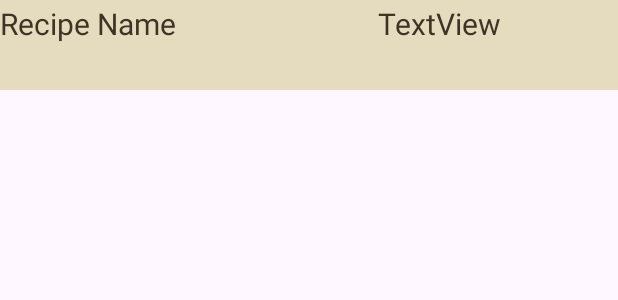
After one commit to Nomuron/happireshipi_mobile, an Android app: the layout selected_recipe_with_portions_tile.xml on its own in the app's theme, with its tools: preview values and no code run, on a phone screen of 412 x 824 dp. The commit adds this screen. Shown: the top 300 px of the screen. Run offline under Robolectric (Android 15) with nearby library versions, the phone set to English and light mode, and no system bars.

Commit message:
HAP-10 # add recipes portions to cart, display chosen recipes

```diff
--- /dev/null
+++ b/app/src/main/res/layout/selected_recipe_with_portions_tile.xml
@@ -0,0 +1,27 @@
+<?xml version="1.0" encoding="utf-8"?>
+<LinearLayout xmlns:android="http://schemas.android.com/apk/res/android"
+    android:layout_width="match_parent"
+    android:layout_height="60dp"
+    android:background="#E5DBBF"
+    android:orientation="horizontal"
+    >
+
+    <TextView
+        android:id="@+id/selectedRecipeName"
+        android:layout_width="252dp"
+        android:layout_height="51dp"
+        android:paddingTop="2dp"
+        android:text="@string/recipe_name"
+        android:textColor="#3E3425"
+        android:textSize="20sp" />
+
+    <TextView
+        android:id="@+id/selectedPortionAmount"
+        android:layout_width="wrap_content"
+        android:layout_height="51dp"
+        android:paddingTop="2dp"
+        android:layout_weight="1"
+        android:text="TextView"
+        android:textColor="#3E3425"
+        android:textSize="20sp" />
+</LinearLayout>
--- a/app/src/main/res/values/strings.xml
+++ b/app/src/main/res/values/strings.xml
@@ -11,4 +11,9 @@
     <string name="add_button_text">Dodaj</string>
     <string name="images_directory">images/</string>
     <string name="error_loading">Error loading </string>
+    <string name="chosen_dishes">Wybrane dania</string>
+    <string name="dish">Danie</string>
+    <string name="portions">Porcje</string>
+    <!-- TODO: Remove or change this placeholder text -->
+    <string name="hello_blank_fragment">Hello blank fragment</string>
 </resources>
```
Also changed, not shown: app/src/main/java/com/example/myapplication/ChosenDishesTitleFragment.java (added, +72 -0 lines), app/src/main/java/com/example/myapplication/MainActivity.java (+20 -3 lines), app/src/main/java/com/example/myapplication/recipes/adapters/RecipesAdapter.java (+39 -1 lines), app/src/main/java/com/example/myapplication/recipes/adapters/SelectedRecipesAdapter.java (added, +88 -0 lines), app/src/main/java/com/example/myapplication/recipes/entity/Cart.java (added, +42 -0 lines), app/src/main/java/com/example/myapplication/recipes/entity/CartItem.java (added, +33 -0 lines), app/src/main/res/layout/activity_main.xml (+10 -0 lines), app/src/main/res/layout/fragment_chosen_dishes_title.xml (added, +59 -0 lines).
